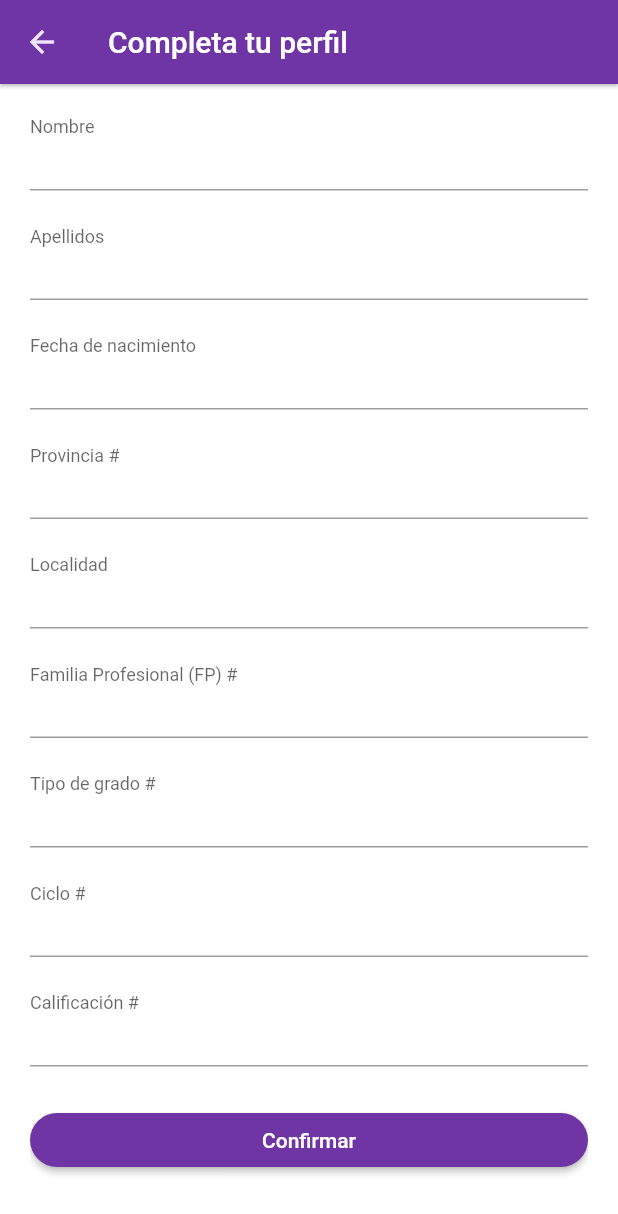
After one commit to YisusOnDev/PracticeJob_Flutter, a Flutter app: the CompleteProfilePage screen opened by its route, scrolled down 155 dp, after a tap on the "arrow back" icon, on a phone screen of 412 x 824 dp. The commit adds this screen. Shown: the top 1214 px of the screen. Run offline on Flutter 3.47's test engine with Material 2 defaults, Android fonts, the phone set to English and light mode, and no system bars; our stand-ins replace flutter_svg; network calls fail.

Commit message:
Changed Auth Base Url + Profile Register Page

```diff
--- a/lib/main.dart
+++ b/lib/main.dart
@@ -1,5 +1,6 @@
 import 'package:flutter/material.dart';
 import 'package:practicejob/constants.dart';
+import 'package:practicejob/src/pages/complete_profile_page.dart';
 import 'package:practicejob/src/pages/home_page.dart';
 import 'package:practicejob/src/pages/login_page.dart';
 import 'package:practicejob/src/pages/signup_page.dart';
@@ -34,7 +35,8 @@ class MyApp extends StatelessWidget {
       '/': (context) => const WelcomePage(),
       LoginPage.pageName: (context) => const LoginPage(),
       SignUpPage.pageName: (context) => const SignUpPage(),
-      HomePage.pageName: (context) => const HomePage()
+      HomePage.pageName: (context) => const HomePage(),
+      CompleteProfilePage.pageName: (context) => const CompleteProfilePage()
     };
   }
 }
--- /dev/null
+++ b/lib/src/components/profile_image.dart
@@ -0,0 +1,77 @@
+import 'package:flutter/material.dart';
+import 'package:practicejob/constants.dart';
+
+class ProfileWidget extends StatelessWidget {
+  final String imagePath;
+  final bool isEdit;
+  final VoidCallback onClicked;
+
+  const ProfileWidget({
+    Key? key,
+    required this.imagePath,
+    this.isEdit = false,
+    required this.onClicked,
+  }) : super(key: key);
+
+  @override
+  Widget build(BuildContext context) {
+    const color = cPrimaryColor;
+
+    return Center(
+      child: Stack(
+        children: [
+          buildImage(),
+          Positioned(
+            bottom: 0,
+            right: 4,
+            child: buildEditIcon(color),
+          ),
+        ],
+      ),
+    );
+  }
+
+  Widget buildImage() {
+    final image = NetworkImage(imagePath);
+
+    return ClipOval(
+      child: Material(
+        color: Colors.transparent,
+        child: Ink.image(
+          image: image,
+          fit: BoxFit.cover,
+          width: 128,
+          height: 128,
+          child: InkWell(onTap: onClicked),
+        ),
+      ),
+    );
+  }
+
+  Widget buildEditIcon(Color color) => buildCircle(
+        color: Colors.white,
+        all: 3,
+        child: buildCircle(
+          color: color,
+          all: 8,
+          child: Icon(
+            isEdit ? Icons.add_a_photo : Icons.edit,
+            color: Colors.white,
+            size: 20,
+          ),
+        ),
+      );
+
+  Widget buildCircle({
+    required Widget child,
+    required double all,
+    required Color color,
+  }) =>
+      ClipOval(
+        child: Container(
+          padding: EdgeInsets.all(all),
+          color: color,
+          child: child,
+        ),
+      );
+}
--- /dev/null
+++ b/lib/src/pages/complete_profile_page.dart
@@ -0,0 +1,112 @@
+import 'package:flutter/material.dart';
+import 'package:practicejob/constants.dart';
+import 'package:practicejob/src/components/profile_image.dart';
+import 'package:practicejob/src/pages/home_page.dart';
+
+class CompleteProfilePage extends StatefulWidget {
+  static var pageName = 'CompleteProfilePage';
+
+  const CompleteProfilePage({Key? key, this.title}) : super(key: key);
+
+  final String? title;
+
+  @override
+  _CompleteProfilePageState createState() => _CompleteProfilePageState();
+}
+
+class _CompleteProfilePageState extends State<CompleteProfilePage> {
+  bool showPassword = false;
+
+  @override
+  Widget build(BuildContext context) {
+    return Scaffold(
+      appBar: AppBar(
+        title: const Text('Completa tu perfil'),
+        backgroundColor: cPrimaryColor,
+        elevation: 1,
+        leading: IconButton(
+          icon: const Icon(
+            Icons.arrow_back,
+            color: cPrimaryLightColor,
+          ),
+          onPressed: () {},
+        ),
+      ),
+      body: Container(
+        margin: const EdgeInsets.symmetric(vertical: 10),
+        padding: const EdgeInsets.symmetric(horizontal: 20, vertical: 5),
+        child: GestureDetector(
+          onTap: () {
+            FocusScope.of(context).unfocus();
+          },
+          child: ListView(
+            children: [
+              ProfileWidget(
+                imagePath:
+                    "https://images.pexels.com/photos/3307758/pexels-photo-3307758.jpeg?auto=compress&cs=tinysrgb&dpr=3&h=250",
+                onClicked: () {},
+              ),
+              const SizedBox(
+                height: 35,
+              ),
+              buildTextField("Nombre", "", false),
+              buildTextField("Apellidos", "", false),
+              buildTextField("Fecha de nacimiento", "", false),
+              buildTextField("Provincia #", "", false),
+              buildTextField("Localidad", "", false),
+              buildTextField("Familia Profesional (FP) #", "", false),
+              buildTextField("Tipo de grado #", "", false),
+              buildTextField("Ciclo #", "", false),
+              buildTextField("Calificación #", "", false),
+              ElevatedButton(
+                  onPressed: () =>
+                      Navigator.pushNamed(context, HomePage.pageName),
+                  style: ElevatedButton.styleFrom(
+                    primary: cPrimaryColor,
+                    shape: RoundedRectangleBorder(
+                      borderRadius: BorderRadius.circular(29.0),
+                    ),
+                  ),
+                  child: const Text('Confirmar')),
+              const SizedBox(
+                height: 25,
+              ),
+            ],
+          ),
+        ),
+      ),
+    );
+  }
+
+  Widget buildTextField(
+      String labelText, String placeholder, bool isPasswordTextField) {
+    return Padding(
+      padding: const EdgeInsets.only(bottom: 25.0),
+      child: TextFormField(
+        obscureText: isPasswordTextField ? showPassword : false,
+        decoration: InputDecoration(
+            suffixIcon: isPasswordTextField
+                ? IconButton(
+                    onPressed: () {
+                      setState(() {
+                        showPassword = !showPassword;
+                      });
+                    },
+                    icon: const Icon(
+                      Icons.remove_red_eye,
+                      color: Colors.grey,
+                    ),
+                  )
+                : null,
+            contentPadding: const EdgeInsets.only(bottom: 3),
+            labelText: labelText,
+            floatingLabelBehavior: FloatingLabelBehavior.always,
+            hintText: placeholder,
+            hintStyle: const TextStyle(
+              fontSize: 16,
+              color: Colors.black,
+            )),
+      ),
+    );
+  }
+}
--- a/lib/src/pages/welcome_page.dart
+++ b/lib/src/pages/welcome_page.dart
@@ -38,7 +38,7 @@ class WelcomePage extends StatelessWidget {
                 mainAxisAlignment: MainAxisAlignment.center,
                 children: <Widget>[
                   const Text(
-                    "WELCOME TO PRACTICEJOB",
+                    "BIENVENID@ A PRACTICEJOB",
                     style: TextStyle(fontWeight: FontWeight.bold, fontSize: 16),
                   ),
                   SizedBox(height: size.height * 0.05),
@@ -57,7 +57,7 @@ class WelcomePage extends StatelessWidget {
                           borderRadius: BorderRadius.circular(29.0),
                         ),
                       ),
-                      child: const Text('LOGIN')),
+                      child: const Text('INICIAR SESIÓN')),
                   ElevatedButton(
                       onPressed: () =>
                           Navigator.pushNamed(context, SignUpPage.pageName),
@@ -68,7 +68,7 @@ class WelcomePage extends StatelessWidget {
                           borderRadius: BorderRadius.circular(29.0),
                         ),
                       ),
-                      child: const Text('REGISTER')),
+                      child: const Text('CREAR CUENTA')),
                 ],
               ),
             ),
```
Also changed, not shown: lib/src/pages/login_page.dart (+4 -5 lines), lib/src/pages/signup_page.dart (+15 -8 lines), lib/src/services/auth_service.dart (+15 -8 lines).
